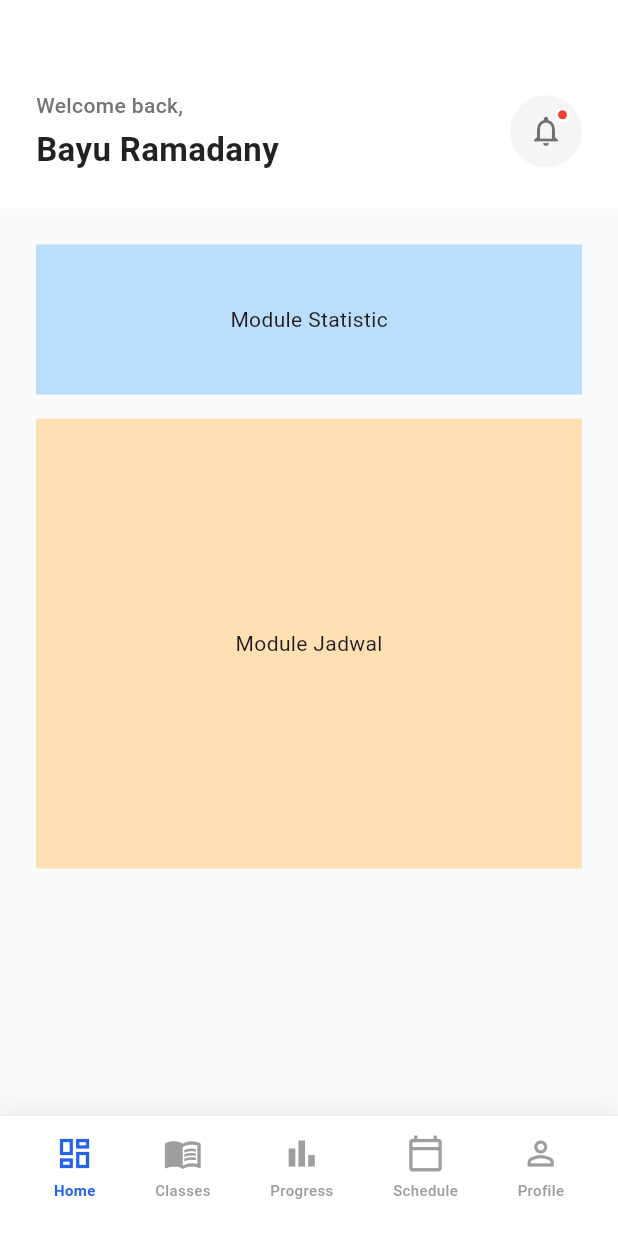
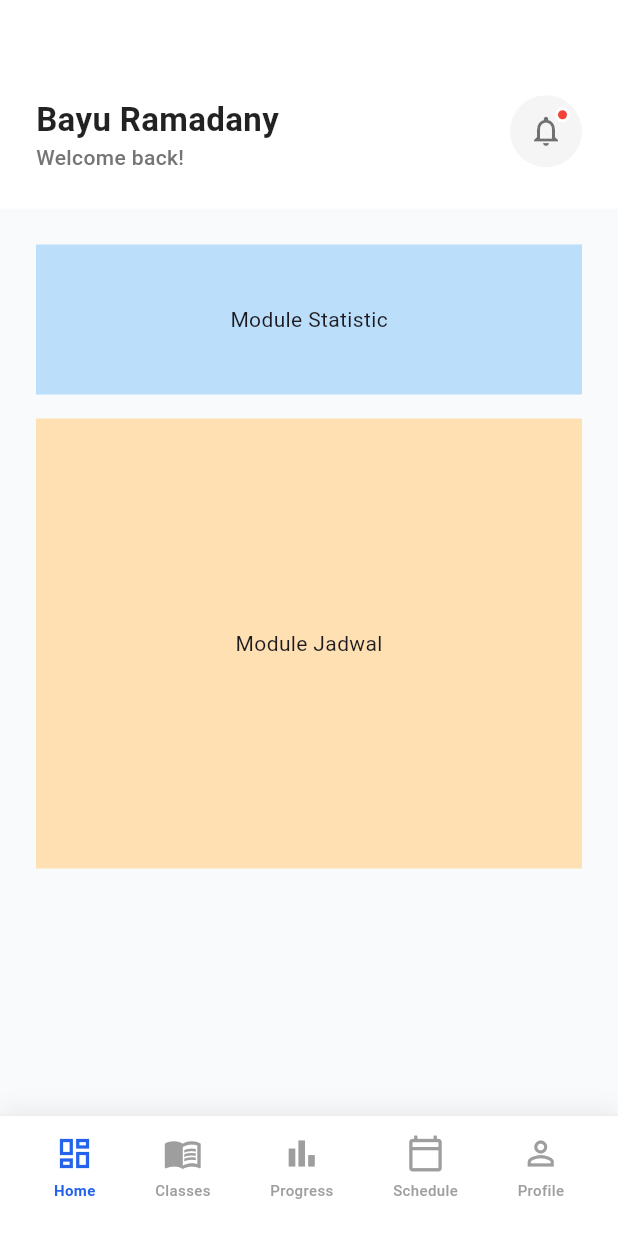
Before and after one commit to Joyishh/ProyekAkhirku-ALC, a Flutter app: the screen it shows after launch, after a tap on "Login", on a phone screen of 412 x 824 dp. Run offline on Flutter 3.47's test engine with Material 3 defaults, Android fonts, the light colour scheme and no system bars.

Commit message:
layouting header, bottom navbar, and main

```diff
--- a/mobile/lib/core/layout/header.dart
+++ b/mobile/lib/core/layout/header.dart
@@ -42,14 +42,6 @@ class AppHeader extends StatelessWidget {
               crossAxisAlignment: CrossAxisAlignment.start,
               mainAxisSize: MainAxisSize.min,
               children: [
-                Text(
-                  subtitle,
-                  style: TextStyle(
-                    fontSize: 14,
-                    color: Colors.grey[600],
-                    fontWeight: FontWeight.w500,
-                  ),
-                ),
                 const SizedBox(height: 4),
                 Text(
                   title,
@@ -59,6 +51,14 @@ class AppHeader extends StatelessWidget {
                     color: Colors.black87, // Ganti AppColors.textPrimary
                   ),
                   overflow: TextOverflow.ellipsis,
+                ),
+                Text(
+                  subtitle,
+                  style: TextStyle(
+                    fontSize: 14,
+                    color: Colors.grey[600],
+                    fontWeight: FontWeight.w500,
+                  ),
                 ),
               ],
             ),
--- a/mobile/lib/features/auth/login_page.dart
+++ b/mobile/lib/features/auth/login_page.dart
@@ -2,7 +2,7 @@ import 'package:flutter/material.dart';
 import '../../core/theme/app_colors.dart';
 import '../../core/widgets/auth_scaffold.dart';
 import 'forgot_password_page.dart';
-import '../teacher/dashboard_page.dart';
+import '../teacher/dashboard/dashboard_page.dart';
 
 class LoginPage extends StatefulWidget {
   const LoginPage({super.key});
--- /dev/null
+++ b/mobile/lib/features/teacher/dashboard/dashboard_page.dart
@@ -0,0 +1,27 @@
+import 'package:flutter/material.dart';
+import '../../../../core/layout/main_layout.dart';
+
+class TeacherDashboardPage extends StatelessWidget {
+  const TeacherDashboardPage({super.key});
+
+  @override
+  Widget build(BuildContext context) {
+    return MainLayout(
+      headerMode: HeaderMode.overview,
+      title: 'Bayu Ramadany',
+      subtitle: 'Welcome back!',
+      activeTab: 0,
+
+      body: SingleChildScrollView(
+        padding: const EdgeInsets.all(24),
+        child: Column(
+          children: [
+            Container(height: 100, color: Colors.blue[100], child: const Center(child: Text("Module Statistic"))),
+            const SizedBox(height: 16),
+            Container(height: 300, color: Colors.orange[100], child: const Center(child: Text("Module Jadwal"))),
+          ],
+        ),
+      ),
+    );
+  }
+}
--- a/mobile/lib/features/teacher/dashboard_page.dart
+++ b/mobile/lib/features/teacher/schedule/schedule_page.dart
@@ -1,16 +1,16 @@
 import 'package:flutter/material.dart';
-import '../../../core/layout/main_layout.dart';
+import '../../../../core/layout/main_layout.dart';
 
-class TeacherDashboardPage extends StatelessWidget {
-  const TeacherDashboardPage({super.key});
+class TeacherSchedulePage extends StatelessWidget {
+  const TeacherSchedulePage({super.key});
 
   @override
   Widget build(BuildContext context) {
     return MainLayout(
       headerMode: HeaderMode.overview,
-      title: 'Bayu Ramadany',
-      subtitle: 'Welcome back,',
-      activeTab: 0,
+      title: 'Schedule',
+      subtitle: 'Track your upcoming schedules',
+      activeTab: 3,
 
       body: SingleChildScrollView(
         padding: const EdgeInsets.all(24),
@@ -18,7 +18,7 @@ class TeacherDashboardPage extends StatelessWidget {
           children: [
             Container(height: 100, color: Colors.blue[100], child: const Center(child: Text("Module Statistic"))),
             const SizedBox(height: 16),
-            Container(height: 300, color: Colors.orange[100], child: const Center(child: Text("Module Jadwal"))),
+            Container(height: 300, color: Colors.orange[100], child: const Center(child: Text("Module Schedule"))),
           ],
         ),
       ),
```
Also changed, not shown: mobile/lib/core/layout/main_layout.dart (+75 -3 lines), mobile/lib/features/teacher/classes/classes_page.dart (added, +27 -0 lines), mobile/lib/features/teacher/learningProgres/learning_progres_page.dart (added, +27 -0 lines).
